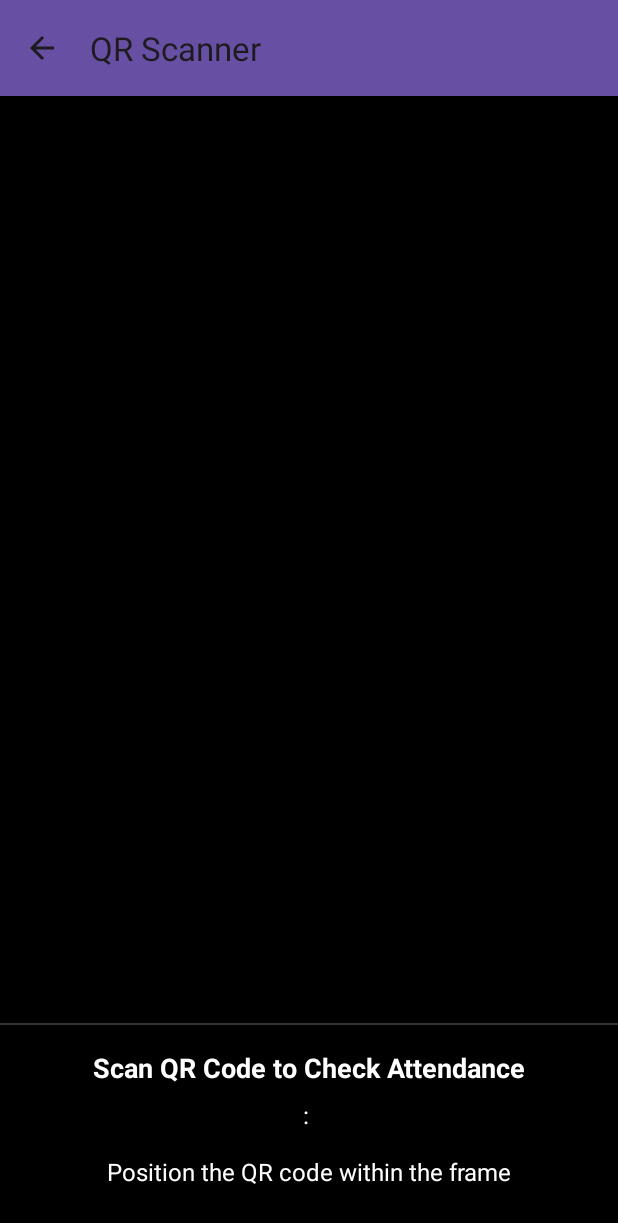
After one commit to eren9677/AttendanceCheck, an Android app: the QRScannerActivity screen opened directly, with no data from a screen before it, on a phone screen of 412 x 824 dp. The commit adds this screen. Shown: the top 1223 px of the screen. Run offline under Robolectric (Android 15) with nearby library versions, the phone set to English and light mode, and no system bars; libraries missing offline, so code that uses them is left out: com.journeyapps.barcodescanner; 11 statements that could not run were skipped.

Commit message:
added the functionality to scan the qr code
added functionality to scan the qr code and take the attendance. i also added a mini show qr button for lecturer dashboard to make it still avaliable to share after closing it .

```diff
--- a/app/build.gradle.kts
+++ b/app/build.gradle.kts
@@ -56,6 +56,9 @@ dependencies {
     implementation("androidx.lifecycle:lifecycle-runtime-ktx:2.7.0")
     implementation("androidx.lifecycle:lifecycle-viewmodel-ktx:2.7.0")
 
+    // ZXing for QR code scanning
+    implementation("com.journeyapps:zxing-android-embedded:4.3.0")
+
     testImplementation("junit:junit:4.13.2")
     androidTestImplementation("androidx.test.ext:junit:1.1.5")
     androidTestImplementation("androidx.test.espresso:espresso-core:3.5.1")
--- a/app/src/main/java/com/example/attendancecheck/Constants.kt
+++ b/app/src/main/java/com/example/attendancecheck/Constants.kt
@@ -1,5 +1,5 @@
 package com.example.attendancecheck
 
 object Constants {
-    const val BASE_URL = "http://10.22.27.56:5010/"
+    const val BASE_URL = "http://192.168.149.129:5010/"
 }
--- /dev/null
+++ b/app/src/main/java/com/example/attendancecheck/QRScannerActivity.kt
@@ -0,0 +1,250 @@
+package com.example.attendancecheck
+
+import android.Manifest
+import android.content.Intent
+import android.content.pm.PackageManager
+import android.hardware.Camera
+import android.os.Bundle
+import android.view.View
+import android.widget.Toast
+import androidx.appcompat.app.AlertDialog
+import androidx.appcompat.app.AppCompatActivity
+import androidx.core.app.ActivityCompat
+import androidx.core.content.ContextCompat
+import androidx.lifecycle.lifecycleScope
+import com.example.attendancecheck.api.ApiService
+import com.example.attendancecheck.databinding.ActivityQrScannerBinding
+import com.google.zxing.BarcodeFormat
+import com.google.zxing.ResultPoint
+import com.journeyapps.barcodescanner.BarcodeCallback
+import com.journeyapps.barcodescanner.BarcodeResult
+import com.journeyapps.barcodescanner.CameraPreview
+import com.journeyapps.barcodescanner.DecoratedBarcodeView
+import com.journeyapps.barcodescanner.DefaultDecoderFactory
+import kotlinx.coroutines.launch
+import retrofit2.Retrofit
+import retrofit2.converter.gson.GsonConverterFactory
+
+class QRScannerActivity : AppCompatActivity() {
+    private lateinit var binding: ActivityQrScannerBinding
+    private lateinit var barcodeView: DecoratedBarcodeView
+    private lateinit var apiService: ApiService
+    private var courseId: Int = 0
+    private var courseName: String = ""
+    private var courseCode: String = ""
+    private var isScanningEnabled = true
+
+    companion object {
+        const val REQUEST_CODE_SCAN = 1001
+        const val CAMERA_PERMISSION_REQUEST_CODE = 200
+    }
+
+    override fun onCreate(savedInstanceState: Bundle?) {
+        super.onCreate(savedInstanceState)
+        binding = ActivityQrScannerBinding.inflate(layoutInflater)
+        setContentView(binding.root)
+
+        // Set up toolbar
+        setSupportActionBar(binding.toolbar)
+        supportActionBar?.setDisplayHomeAsUpEnabled(true)
+        supportActionBar?.title = "QR Scanner"
+
+        // Initialize Retrofit
+        val retrofit = Retrofit.Builder()
+            .baseUrl(Constants.BASE_URL)
+            .addConverterFactory(GsonConverterFactory.create())
+            .build()
+
+        apiService = retrofit.create(ApiService::class.java)
+
+        // Get course data from intent
+        courseId = intent.getIntExtra("COURSE_ID", 0)
+        courseName = intent.getStringExtra("COURSE_NAME") ?: ""
+        courseCode = intent.getStringExtra("COURSE_CODE") ?: ""
+
+        // Update UI with course info
+        binding.tvCourseName.text = "$courseCode: $courseName"
+
+        // Check camera permission
+        if (checkCameraPermission()) {
+            setupBarcodeScanner()
+        } else {
+            requestCameraPermission()
+        }
+    }
+
+    private fun checkCameraPermission(): Boolean {
+        return ContextCompat.checkSelfPermission(
+            this,
+            Manifest.permission.CAMERA
+        ) == PackageManager.PERMISSION_GRANTED
+    }
+
+    private fun requestCameraPermission() {
+        if (ActivityCompat.shouldShowRequestPermissionRationale(this, Manifest.permission.CAMERA)) {
+            // Show explanation dialog
+            AlertDialog.Builder(this)
+                .setTitle("Camera Permission Required")
+                .setMessage("This app needs camera access to scan QR codes for attendance.")
+                .setPositiveButton("Grant") { _, _ ->
+                    ActivityCompat.requestPermissions(
+                        this,
+                        arrayOf(Manifest.permission.CAMERA),
+                        CAMERA_PERMISSION_REQUEST_CODE
+                    )
+                }
+                .setNegativeButton("Cancel") { _, _ ->
+                    finish()
+                }
+                .show()
+        } else {
+            ActivityCompat.requestPermissions(
+                this,
+                arrayOf(Manifest.permission.CAMERA),
+                CAMERA_PERMISSION_REQUEST_CODE
+            )
+        }
+    }
+
+    override fun onRequestPermissionsResult(
+        requestCode: Int,
+        permissions: Array<out String>,
+        grantResults: IntArray
+    ) {
+        super.onRequestPermissionsResult(requestCode, permissions, grantResults)
+        if (requestCode == CAMERA_PERMISSION_REQUEST_CODE) {
+            if (grantResults.isNotEmpty() && grantResults[0] == PackageManager.PERMISSION_GRANTED) {
+                setupBarcodeScanner()
+            } else {
+                Toast.makeText(this, "Camera permission is required to scan QR codes", Toast.LENGTH_LONG).show()
+                finish()
+            }
+        }
+    }
+
+    private fun setupBarcodeScanner() {
+        try {
+            // Create barcode scanner view
+            barcodeView = DecoratedBarcodeView(this)
+
+            // Configure camera settings
+            val cameraSettings = barcodeView.cameraSettings
+            cameraSettings.isAutoFocusEnabled = true
+            cameraSettings.isContinuousFocusEnabled = true
+            cameraSettings.isBarcodeSceneModeEnabled = true
+
+            // Set up decoder factory
+            barcodeView.decoderFactory = DefaultDecoderFactory(listOf(BarcodeFormat.QR_CODE))
+            barcodeView.statusView?.visibility = View.GONE
+
+            // Add to container
+            binding.barcodeScannerContainer.addView(barcodeView)
+
+            // Set callback
+            barcodeView.decodeContinuous(object : BarcodeCallback {
+                override fun barcodeResult(result: BarcodeResult) {
+                    if (isScanningEnabled) {
+                        // Disable further scanning until this one completes
+                        isScanningEnabled = false
+
+                        // Process the QR code result
+                        val qrToken = result.text
+                        processQRCode(qrToken)
+                    }
+                }
+
+                override fun possibleResultPoints(resultPoints: List<ResultPoint>) {
+                    // Not needed
+                }
+            })
+
+            // Show initial instructions
+            binding.tvStatus.text = "Position the QR code within the frame"
+            binding.tvStatus.setTextColor(ContextCompat.getColor(this, android.R.color.white))
+
+            // Start camera preview
+            barcodeView.resume()
+
+        } catch (e: Exception) {
+            showError("Failed to initialize camera: ${e.message}")
+        }
+    }
+
+    private fun processQRCode(token: String) {
+        binding.progressBar.visibility = View.VISIBLE
+        binding.tvStatus.text = "Processing attendance..."
+        binding.tvStatus.setTextColor(ContextCompat.getColor(this, android.R.color.white))
+
+        lifecycleScope.launch {
+            try {
+                val prefs = getSharedPreferences("AttendanceCheck", MODE_PRIVATE)
+                val authToken = prefs.getString("token", null)
+
+                if (authToken == null) {
+                    showError("Authentication failed. Please log in again.")
+                    finish()
+                    return@launch
+                }
+
+                val response = apiService.checkInAttendance(
+                    "Bearer $authToken",
+                    mapOf("token" to token)
+                )
+
+                if (response.isSuccessful) {
+                    // Success
+                    binding.progressBar.visibility = View.GONE
+                    binding.tvStatus.text = "✅ Attendance recorded successfully!"
+                    binding.tvStatus.setTextColor(ContextCompat.getColor(this@QRScannerActivity, android.R.color.holo_green_dark))
+
+                    // Show success UI and return to dashboard after delay
+                    binding.tvScanInstruction.text = "Attendance Recorded"
+
+                    // Return to dashboard after 2 seconds
+                    binding.root.postDelayed({
+                        setResult(RESULT_OK)
+                        finish()
+                    }, 2000)
+
+                } else {
+                    // Error
+                    showError("Failed to record attendance: ${response.message()}")
+                    isScanningEnabled = true // Allow retry
+                }
+
+            } catch (e: Exception) {
+                showError("Error: ${e.message}")
+                isScanningEnabled = true // Allow retry
+            }
+        }
+    }
+
+    private fun showError(message: String) {
+        binding.progressBar.visibility = View.GONE
+        binding.tvStatus.text = "❌ $message"
+        binding.tvStatus.setTextColor(ContextCompat.getColor(this, android.R.color.holo_red_dark))
+        Toast.makeText(this, message, Toast.LENGTH_LONG).show()
+    }
+
+    override fun onResume() {
+        super.onResume()
+        if (checkCameraPermission()) {
+            barcodeView.resume()
+        }
+    }
+
+    override fun onPause() {
+        super.onPause()
+        barcodeView.pause()
+    }
+
+    override fun onDestroy() {
+        super.onDestroy()
+        barcodeView.pause()
+    }
+
+    override fun onSupportNavigateUp(): Boolean {
+        finish()
+        return true
+    }
+}
--- a/app/src/main/java/com/example/attendancecheck/api/ApiService.kt
+++ b/app/src/main/java/com/example/attendancecheck/api/ApiService.kt
@@ -58,6 +58,12 @@ interface ApiService {
         @Path("courseId") courseId: Int,
         @Body request: QRCodeRequest
     ): Response<QRCodeResponse>
+
+    @POST("api/attendance/check-in")
+    suspend fun checkInAttendance(
+        @Header("Authorization") token: String,
+        @Body checkInData: Map<String, String>
+    ): Response<AttendanceResponse>
 }
 
 data class LoginRequest(
@@ -109,3 +115,7 @@ data class QRCodeResponse(
     val remaining_seconds: Int,
     val qr_image: String
 )
+
+data class AttendanceResponse(
+    val message: String
+)
--- /dev/null
+++ b/app/src/main/res/layout/activity_qr_scanner.xml
@@ -0,0 +1,117 @@
+<?xml version="1.0" encoding="utf-8"?>
+<androidx.constraintlayout.widget.ConstraintLayout xmlns:android="http://schemas.android.com/apk/res/android"
+    xmlns:app="http://schemas.android.com/apk/res-auto"
+    xmlns:tools="http://schemas.android.com/tools"
+    android:layout_width="match_parent"
+    android:layout_height="match_parent"
+    android:background="@android:color/black"
+    tools:context=".QRScannerActivity">
+
+    <androidx.appcompat.widget.Toolbar
+        android:id="@+id/toolbar"
+        android:layout_width="match_parent"
+        android:layout_height="?attr/actionBarSize"
+        android:background="?attr/colorPrimary"
+        android:elevation="4dp"
+        android:theme="@style/ThemeOverlay.AppCompat.ActionBar"
+        app:layout_constraintEnd_toEndOf="parent"
+        app:layout_constraintStart_toStartOf="parent"
+        app:layout_constraintTop_toTopOf="parent"
+        app:popupTheme="@style/ThemeOverlay.AppCompat.Light" />
+
+    <FrameLayout
+        android:id="@+id/barcodeScannerContainer"
+        android:layout_width="match_parent"
+        android:layout_height="0dp"
+        android:background="@android:color/black"
+        app:layout_constraintBottom_toTopOf="@+id/cardView"
+        app:layout_constraintEnd_toEndOf="parent"
+        app:layout_constraintStart_toStartOf="parent"
+        app:layout_constraintTop_toBottomOf="@+id/toolbar">
+
+        <!-- Add a view finder overlay -->
+        <View
+            android:layout_width="match_parent"
+            android:layout_height="match_parent"
+            android:background="#80000000" />
+
+        <!-- Add a frame for the QR code -->
+        <View
+            android:layout_width="250dp"
+            android:layout_height="250dp"
+            android:layout_gravity="center"
+            android:background="@android:color/transparent"
+            android:backgroundTint="@android:color/transparent" />
+
+    </FrameLayout>
+
+    <androidx.cardview.widget.CardView
+        android:id="@+id/cardView"
+        android:layout_width="match_parent"
+        android:layout_height="wrap_content"
+        android:layout_margin="16dp"
+        app:cardBackgroundColor="#80000000"
+        app:cardCornerRadius="8dp"
+        app:cardElevation="4dp"
+        app:layout_constraintBottom_toBottomOf="parent"
+        app:layout_constraintEnd_toEndOf="parent"
+        app:layout_constraintStart_toStartOf="parent">
+
+        <LinearLayout
+            android:layout_width="match_parent"
+            android:layout_height="wrap_content"
+            android:orientation="vertical"
+            android:padding="16dp">
+
+            <TextView
+                android:id="@+id/tvScanInstruction"
+                android:layout_width="match_parent"
+                android:layout_height="wrap_content"
+                android:gravity="center"
+                android:text="Scan QR Code to Check Attendance"
+                android:textColor="@android:color/white"
+                android:textSize="18sp"
+                android:textStyle="bold" />
+
+            <TextView
+                android:id="@+id/tvCourseName"
+                android:layout_width="match_parent"
+                android:layout_height="wrap_content"
+                android:layout_marginTop="8dp"
+                android:gravity="center"
+                android:text=""
+                android:textColor="@android:color/white"
+                android:textSize="16sp" />
+
+            <ProgressBar
+                android:id="@+id/progressBar"
+                style="?android:attr/progressBarStyle"
+                android:layout_width="wrap_content"
+                android:layout_height="wrap_content"
+                android:layout_gravity="center"
+                android:layout_marginTop="16dp"
+                android:indeterminateTint="@android:color/white"
+                android:visibility="gone" />
+
+            <TextView
+                android:id="@+id/tvStatus"
+                android:layout_width="match_parent"
+                android:layout_height="wrap_content"
+                android:layout_marginTop="16dp"
+                android:gravity="center"
+                android:text=""
+                android:textColor="@android:color/white"
+                android:textSize="16sp" />
+
+        </LinearLayout>
+    </androidx.cardview.widget.CardView>
+
+    <View
+        android:layout_width="match_parent"
+        android:layout_height="1dp"
+        android:background="#33FFFFFF"
+        app:layout_constraintBottom_toTopOf="@+id/cardView"
+        app:layout_constraintEnd_toEndOf="parent"
+        app:layout_constraintStart_toStartOf="parent" />
+
+</androidx.constraintlayout.widget.ConstraintLayout>
```
Also changed, not shown: app/src/main/AndroidManifest.xml (+7 -0 lines), app/src/main/java/com/example/attendancecheck/LecturerDashboardActivity.kt (+72 -2 lines), app/src/main/java/com/example/attendancecheck/StudentDashboardActivity.kt (+24 -3 lines), app/src/main/java/com/example/attendancecheck/adapters/CourseAdapter.kt (+24 -3 lines), app/src/main/res/layout/item_course.xml (+10 -0 lines), app/src/main/java/com/example/attendancecheck/CameraHelper.kt (added).
